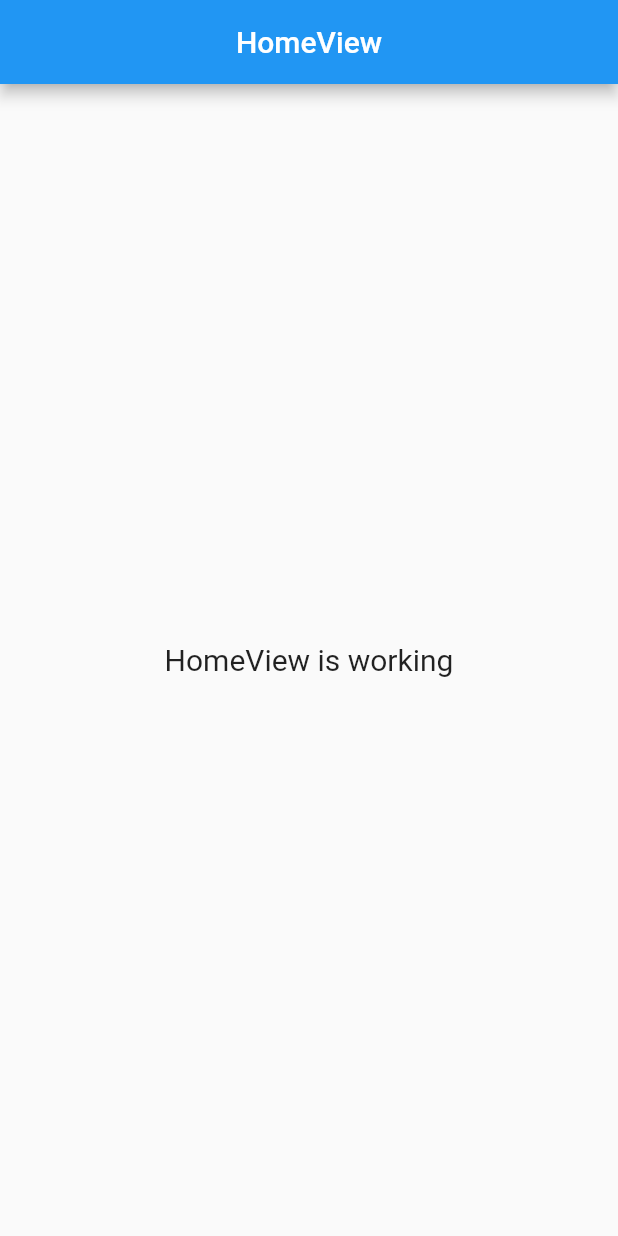
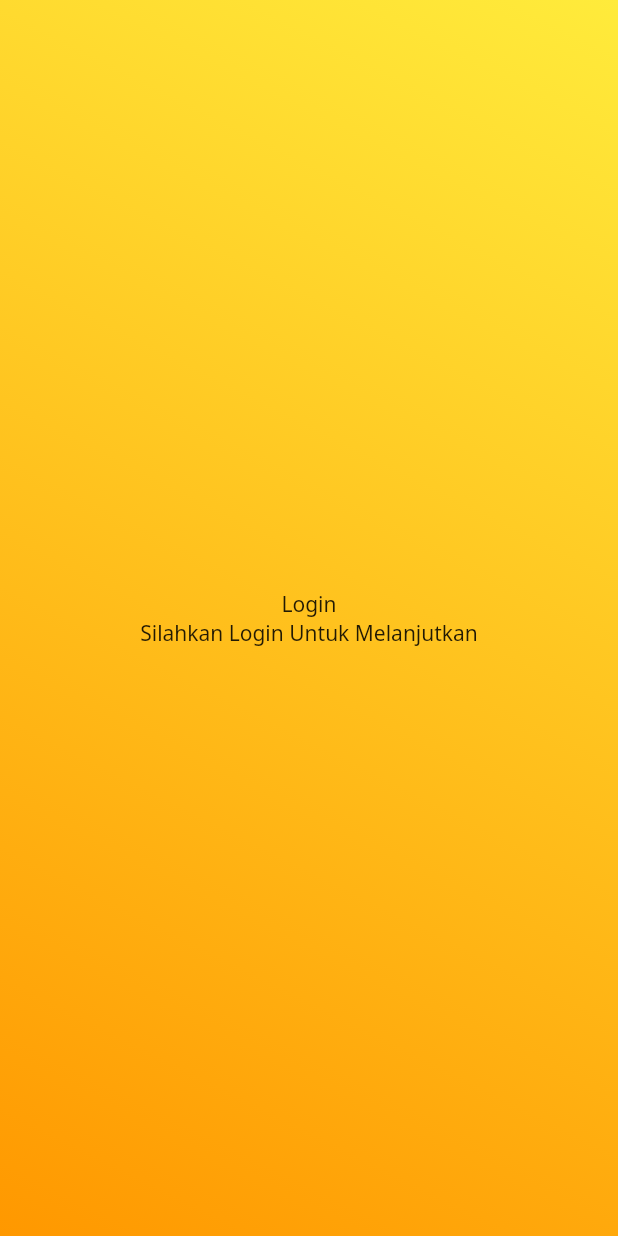
Before and after one commit to okifirsyah404/victoria_game, a Flutter app: the screen it shows after launch, on a phone screen of 412 x 824 dp. Run offline on Flutter 3.47's test engine with Material 2 defaults, Android fonts, the phone set to English and light mode, and no system bars; our stand-ins replace get, google_fonts.

Commit message:
Update theme

```diff
--- /dev/null
+++ b/lib/app/modules/auth/login/views/auth_login_view.dart
@@ -0,0 +1,30 @@
+import 'package:flutter/material.dart';
+
+import 'package:get/get.dart';
+
+import '../controllers/auth_login_controller.dart';
+
+class AuthLoginView extends GetView<AuthLoginController> {
+  const AuthLoginView({Key? key}) : super(key: key);
+  @override
+  Widget build(BuildContext context) {
+    return Scaffold(
+      body: Container(
+        decoration: BoxDecoration(
+          gradient: LinearGradient(
+              begin: Alignment.topRight,
+              end: Alignment.bottomLeft,
+              colors: [
+                Colors.yellow,
+                Colors.orange,
+              ]),
+        ),
+        child: Center(
+            child: Column(
+          mainAxisAlignment: MainAxisAlignment.center,
+          children: [Text("Login"), Text("Silahkan Login Untuk Melanjutkan")],
+        )),
+      ),
+    );
+  }
+}
--- /dev/null
+++ b/lib/app/modules/themes/typography_theme.dart
@@ -0,0 +1,6 @@
+import 'package:flutter/material.dart';
+import 'package:google_fonts/google_fonts.dart';
+
+class TypographyTheme {
+  static TextTheme mainTextTheme = GoogleFonts.notoSansTextTheme();
+}
--- a/lib/app/routes/app_routes.dart
+++ b/lib/app/routes/app_routes.dart
@@ -4,9 +4,13 @@ part of 'app_pages.dart';
 abstract class Routes {
   Routes._();
   static const HOME = _Paths.HOME;
+  static const AUTH_LOGIN = _Paths.AUTH_LOGIN;
+  static const AUTH_REGISTER = _Paths.AUTH_REGISTER;
 }
 
 abstract class _Paths {
   _Paths._();
   static const HOME = '/home';
+  static const AUTH_LOGIN = '/login';
+  static const AUTH_REGISTER = '/register';
 }
--- a/lib/main.dart
+++ b/lib/main.dart
@@ -1,6 +1,8 @@
 import 'package:flutter/material.dart';
 
 import 'package:get/get.dart';
+import 'package:victoria_game/app/modules/themes/colors_theme.dart';
+import 'package:victoria_game/app/modules/themes/typography_theme.dart';
 
 import 'app/routes/app_pages.dart';
 
@@ -10,6 +12,9 @@ void main() {
       title: "Application",
       initialRoute: AppPages.INITIAL,
       getPages: AppPages.routes,
+      theme: ThemeData.dark().copyWith(
+        textTheme: TypographyTheme.mainTextTheme.copyWith(),
+      ),
     ),
   );
 }
--- a/pubspec.yaml
+++ b/pubspec.yaml
@@ -7,9 +7,10 @@ environment:
 
 dependencies:
   cupertino_icons: ^1.0.2
-  get: 4.6.5
   flutter:
     sdk: flutter
+  get: 4.6.5
+  google_fonts: ^3.0.1
 
 dev_dependencies:
   flutter_lints: ^2.0.0
```
Also changed, not shown: lib/app/modules/auth/login/bindings/auth_login_binding.dart (added, +12 -0 lines), lib/app/modules/auth/login/controllers/auth_login_controller.dart (added, +23 -0 lines), lib/app/modules/auth/register/bindings/auth_register_binding.dart (added, +12 -0 lines), lib/app/modules/auth/register/controllers/auth_register_controller.dart (added, +23 -0 lines), lib/app/modules/auth/register/views/auth_register_view.dart (added, +24 -0 lines), lib/app/modules/themes/colors_theme.dart (added, +68 -0 lines), lib/app/routes/app_pages.dart (+15 -1 lines).
